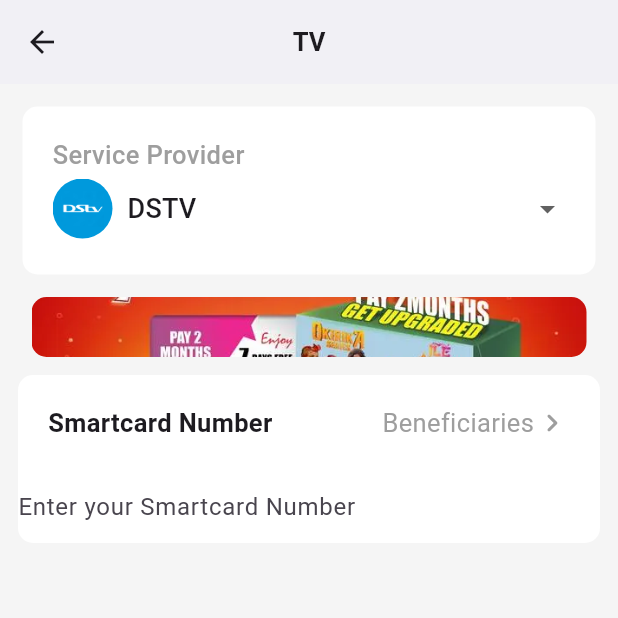
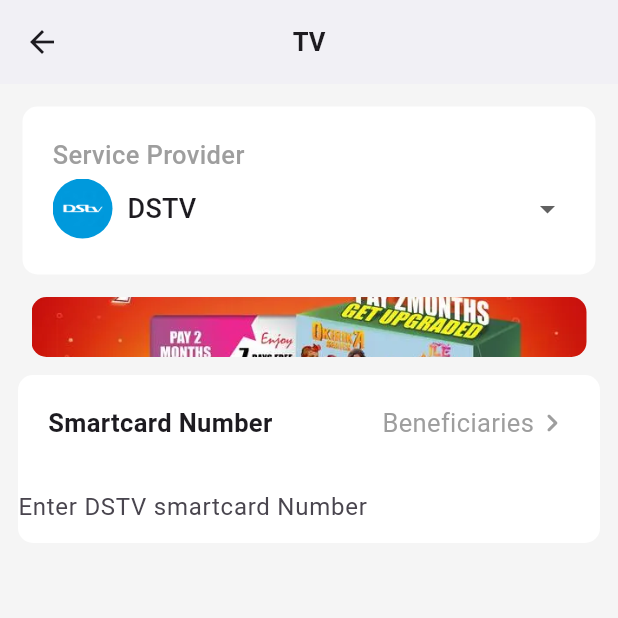
Before and after one commit to EverlastingBigFlo/mobile_app_ui, a Flutter app: the tv screen opened by its route, on a phone screen of 412 x 824 dp, the top half of it. Run offline on Flutter 3.47's test engine with Material 2 defaults, Android fonts, the phone set to English and light mode, and no system bars; our stand-ins replace smooth_page_indicator.

Commit message:
gave conditional statement to my input hint text

```diff
--- a/lib/pages/tv.dart
+++ b/lib/pages/tv.dart
@@ -11,6 +11,7 @@ class tv extends StatefulWidget {
 
 class _tvState extends State<tv> {
   String dropdownValue = 'DSTV';
+  String hintText = 'Enter DSTV smartcard Number'; // Default hint text
 
   @override
   Widget build(BuildContext context) {
@@ -61,6 +62,16 @@ class _tvState extends State<tv> {
                                 onChanged: (String? newValue) {
                                   setState(() {
                                     dropdownValue = newValue!;
+
+                                    // Update the hint text based on the selected option
+                                    if (dropdownValue == 'DSTV') {
+                                      hintText = 'Enter DSTV smartcard Number';
+                                    } else if (dropdownValue == 'GOTV') {
+                                      hintText = 'Enter GOTV smartcard Number';
+                                    } else if (dropdownValue == 'Startimes') {
+                                      hintText =
+                                          'Enter Startimes smartcard Number';
+                                    }
                                   });
                                 },
                                 items: [
@@ -193,7 +204,7 @@ class _tvState extends State<tv> {
                     TextField(
                       keyboardType: TextInputType.number,
                       decoration: InputDecoration(
-                        hintText: 'Enter your Smartcard Number',
+                        hintText: hintText,
                         border: InputBorder.none,
                       ),
                     ),
```
